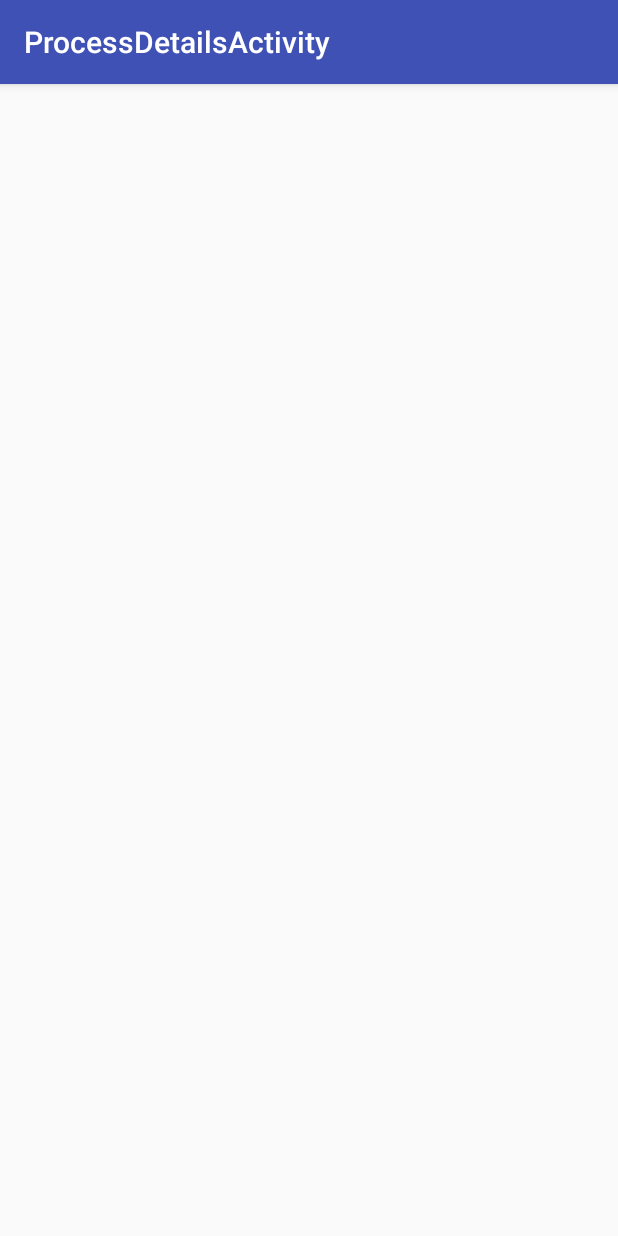
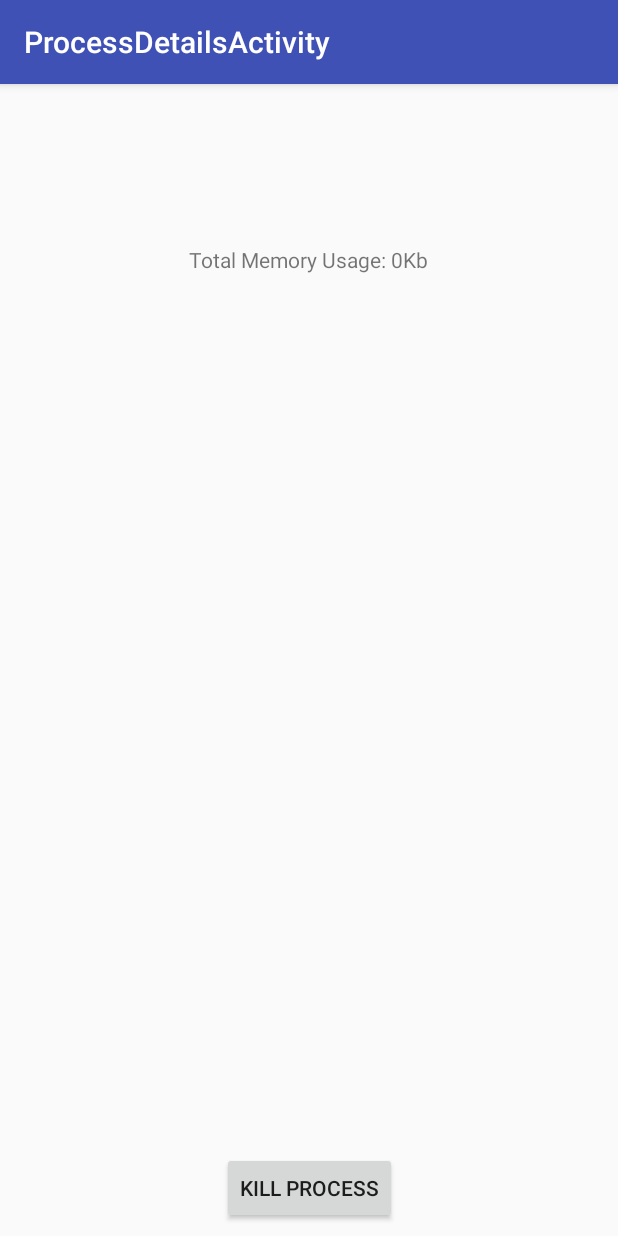
Before and after one commit to bcabio/AndroidProcessManager, an Android app: the ProcessDetailsActivity screen opened directly, with no data from a screen before it, on a phone screen of 412 x 824 dp. Run offline under Robolectric (Android 15) with nearby library versions, the phone set to English and light mode, and no system bars; 2 statements that could not run were skipped.

Commit message:
Added process killing interface and functionality

```diff
--- a/app/src/main/AndroidManifest.xml
+++ b/app/src/main/AndroidManifest.xml
@@ -1,7 +1,7 @@
 <?xml version="1.0" encoding="utf-8"?>
 <manifest xmlns:android="http://schemas.android.com/apk/res/android"
     package="com.example.brian.os_project">
-
+    <uses-permission android:name="android.permission.KILL_BACKGROUND_PROCESSES" />
     <application
         android:allowBackup="true"
         android:icon="@mipmap/ic_launcher"
--- a/app/src/main/java/com/example/brian/os_project/ProcessDetailsActivity.java
+++ b/app/src/main/java/com/example/brian/os_project/ProcessDetailsActivity.java
@@ -1,29 +1,91 @@
 package com.example.brian.os_project;
 
+import android.app.ActivityManager;
+import android.content.Context;
+import android.content.DialogInterface;
+import android.content.Intent;
+import android.os.Process;
+import android.os.Build;
 import android.os.Bundle;
 import android.support.design.widget.FloatingActionButton;
 import android.support.design.widget.Snackbar;
+import android.support.v7.app.AlertDialog;
 import android.support.v7.app.AppCompatActivity;
 import android.support.v7.widget.Toolbar;
 import android.view.View;
+import android.widget.Button;
+import android.widget.TextView;
+import android.app.ActivityManager.RunningAppProcessInfo;
+import com.example.brian.os_project.ProcessList;
+import android.app.ActivityManager;
+import android.os.Debug.MemoryInfo;
+
+import org.w3c.dom.Text;
 
 public class ProcessDetailsActivity extends AppCompatActivity {
+
+    ActivityManager activityManager;
 
     @Override
     protected void onCreate(Bundle savedInstanceState) {
         super.onCreate(savedInstanceState);
         setContentView(R.layout.activity_process_details);
-        Toolbar toolbar = (Toolbar) findViewById(R.id.toolbar);
+        Toolbar toolbar = findViewById(R.id.toolbar);
         setSupportActionBar(toolbar);
 
-        FloatingActionButton fab = (FloatingActionButton) findViewById(R.id.fab);
-        fab.setOnClickListener(new View.OnClickListener() {
+
+        Intent intent = getIntent();
+        final RunningAppProcessInfo runningAppProcessInfo = intent.getParcelableExtra(ProcessList.PROCESS_DETAILS_INTENT_MESSAGE);
+        TextView processDetailsName = findViewById(R.id.process_details_name);
+        TextView processMemoryUsage = findViewById(R.id.process_memory_usage);
+        TextView processPackageName = findViewById(R.id.process_package_name);
+
+        String processName = intent.getStringExtra("PROCESS_NAME");
+
+        activityManager = (ActivityManager) getApplicationContext().getSystemService(Context.ACTIVITY_SERVICE);
+
+        MemoryInfo[] memoryInfos = activityManager.getProcessMemoryInfo(new int[]{runningAppProcessInfo.pid});
+        int totalPrivateCleanMemory = memoryInfos[0].getTotalPrivateDirty();
+
+        String packagePrefix = intent.getStringExtra("PACKAGE_PREFIX");
+
+        processPackageName.setText(packagePrefix);
+        processDetailsName.setText(processName);
+        processMemoryUsage.setText("Total Memory Usage: " + String.valueOf(totalPrivateCleanMemory) + "Kb");
+
+        Button killProcessButton = findViewById(R.id.kill_process_button);
+        killProcessButton.setOnClickListener(new View.OnClickListener() {
             @Override
             public void onClick(View view) {
-                Snackbar.make(view, "Replace with your own action", Snackbar.LENGTH_LONG)
-                        .setAction("Action", null).show();
+                setupKillPopup(runningAppProcessInfo);
             }
         });
     }
 
+    protected void setupKillPopup(final RunningAppProcessInfo runningAppProcessInfo) {
+        AlertDialog.Builder builder;
+        if (Build.VERSION.SDK_INT >= Build.VERSION_CODES.LOLLIPOP) {
+            builder = new AlertDialog.Builder(ProcessDetailsActivity.this, android.R.style.Theme_Material_Dialog_Alert);
+        } else {
+            builder = new AlertDialog.Builder(ProcessDetailsActivity.this);
+        }
+
+        builder.setTitle("ATTENTION")
+                .setMessage("Are you sure you would like to kill process " + runningAppProcessInfo.processName
+                            + " PID: " + runningAppProcessInfo.pid + "?")
+                .setPositiveButton(android.R.string.yes, new DialogInterface.OnClickListener() {
+                    public void onClick(DialogInterface dialog, int which) {
+                        Process.killProcess(runningAppProcessInfo.pid);
+                        activityManager.killBackgroundProcesses(runningAppProcessInfo.processName);
+                    }
+                })
+                .setNegativeButton(android.R.string.no, new DialogInterface.OnClickListener() {
+                    public void onClick(DialogInterface dialog, int which) {
+
+                    }
+                })
+                .setIcon(android.R.drawable.ic_dialog_alert)
+                .show();
+    }
+
 }
--- a/app/src/main/res/layout/content_process_details.xml
+++ b/app/src/main/res/layout/content_process_details.xml
@@ -8,6 +8,55 @@
     tools:context=".ProcessDetailsActivity"
     tools:showIn="@layout/activity_process_details">
 
+    <TextView
+        android:id="@+id/process_details_name"
+        android:layout_width="fill_parent"
+        android:layout_height="wrap_content"
+        android:text="default"
+        android:textSize="36sp"
+        android:textAlignment="center"
+        android:layout_marginTop="10dp"
+        android:layout_marginLeft="5dp"
+        android:layout_marginRight="5dp"/>
 
+    <TextView
+        android:id="@+id/process_memory_usage"
+        android:layout_width="wrap_content"
+        android:layout_height="19dp"
+        android:layout_marginEnd="8dp"
+        android:layout_marginLeft="8dp"
+        android:layout_marginRight="8dp"
+        android:layout_marginStart="8dp"
+        android:layout_marginTop="8dp"
+        android:text="package_extension"
+        app:layout_constraintEnd_toEndOf="parent"
+        app:layout_constraintStart_toStartOf="parent"
+        app:layout_constraintTop_toBottomOf="@+id/process_package_name" />
+
+    <TextView
+        android:id="@+id/process_package_name"
+        android:layout_width="306dp"
+        android:layout_height="91dp"
+        android:layout_marginLeft="8dp"
+        android:layout_marginStart="8dp"
+        android:layout_marginTop="8dp"
+        android:text="TextView"
+        app:layout_constraintStart_toStartOf="parent"
+        app:layout_constraintTop_toTopOf="@+id/process_details_name" />
+
+    <Button
+        android:id="@+id/kill_process_button"
+        android:layout_width="wrap_content"
+        android:layout_height="wrap_content"
+        android:layout_marginBottom="8dp"
+        android:layout_marginEnd="8dp"
+        android:layout_marginLeft="8dp"
+        android:layout_marginRight="8dp"
+        android:layout_marginStart="8dp"
+        android:layout_marginTop="8dp"
+        android:text="Kill Process"
+        app:layout_constraintBottom_toBottomOf="parent"
+        app:layout_constraintEnd_toEndOf="parent"
+        app:layout_constraintStart_toStartOf="parent" />
 
 </android.support.constraint.ConstraintLayout>
--- a/app/src/main/res/menu/menu_process_list.xml
+++ b/app/src/main/res/menu/menu_process_list.xml
@@ -5,6 +5,6 @@
     <item
         android:id="@+id/action_settings"
         android:orderInCategory="100"
-        android:title="@string/action_settings"
+        android:title="Refresh"
         app:showAsAction="never" />
 </menu>
```
Also changed, not shown: app/src/main/java/com/example/brian/os_project/ProcessList.java (+55 -15 lines).
